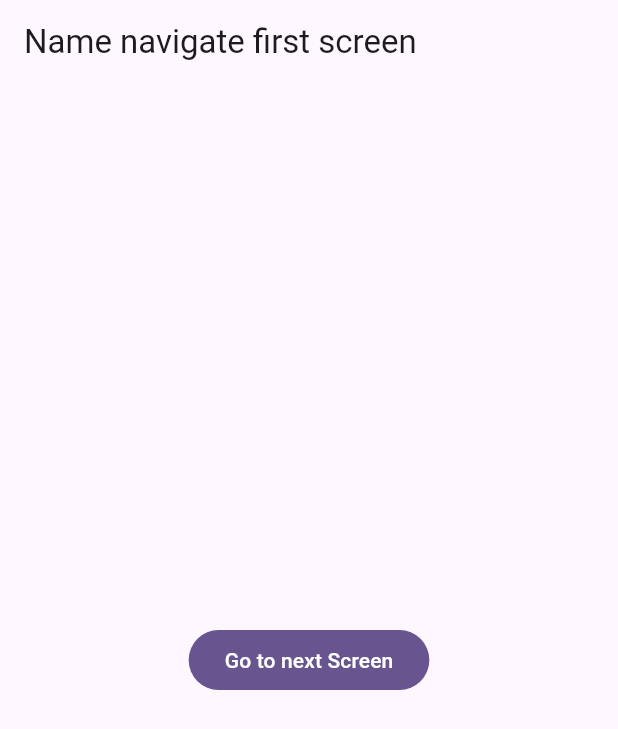
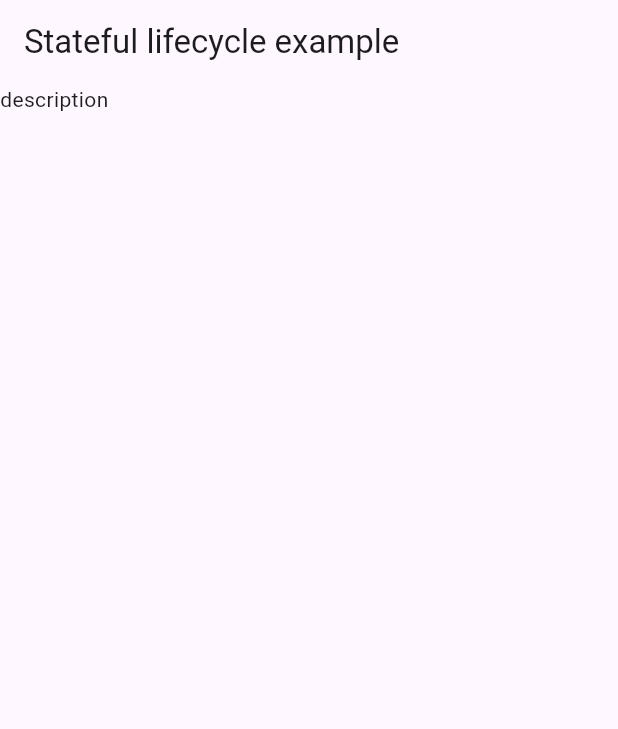
Before and after one commit to BinishaChapagain2/fluttter_home_practice, a Flutter app: the screen it shows after launch, on a phone screen of 412 x 824 dp. Shown: the top 729 px of the screen. Run offline on Flutter 3.47's test engine with Material 3 defaults, Android fonts, the phone set to English and light mode, and no system bars.

Commit message:
model created

```diff
--- a/lib/main.dart
+++ b/lib/main.dart
@@ -2,6 +2,7 @@ import 'package:flutter/material.dart';
 import 'package:flutter_practice/app_routes.dart';
 import 'package:flutter_practice/named_navigate/named_firstscreen.dart';
 import 'package:flutter_practice/named_navigate/named_secondscreen.dart';
+import 'package:flutter_practice/stateful_lifecycle_example.dart';
 
 void main() {
   runApp(const MyApp());
@@ -35,7 +36,7 @@ class MyApp extends StatelessWidget {
       ),
       debugShowCheckedModeBanner: false,
 
-      home: NamedFirstscreen(),
+      home: StatefulLifecycleExample(),
       routes: {
         AppRoutes.firstScreen: (ctx) => NamedFirstscreen(),
         AppRoutes.secondScreen: (ctx) => NamedSecondscreen(),
--- /dev/null
+++ b/lib/stateful_lifecycle_example.dart
@@ -0,0 +1,49 @@
+import 'package:flutter/material.dart';
+import 'package:flutter_practice/todo.dart';
+
+class StatefulLifecycleExample extends StatefulWidget {
+  const StatefulLifecycleExample({super.key});
+
+  @override
+  State<StatefulLifecycleExample> createState() =>
+      _StatefulLifecycleExampleState();
+}
+
+class _StatefulLifecycleExampleState extends State<StatefulLifecycleExample> {
+  @override
+  void initState() {
+    print("Init state called");
+    super.initState();
+  }
+
+  // ui ma kei changexa bney balla called hunxa
+  @override
+  void didChangeDependencies() {
+    super.didChangeDependencies();
+  }
+
+  // controller dispose grna / page sakio arko page ma jana xa bney/ (page sakeyko bela na cainey chij faldiney)
+  @override
+  void dispose() {
+    super.dispose();
+  }
+
+  // used created model
+  Todo todo = Todo(
+    title: "title",
+    description: "description",
+    isCompleted: false,
+  );
+
+  // yedi multiple todolist pathauna paryo bney  // _list(private variable(_))
+  // List<Todo> _list = [];
+
+  @override
+  Widget build(BuildContext context) {
+    return Scaffold(
+      appBar: AppBar(title: Text("Stateful lifecycle example")),
+      // method ma bhako lai kasaari call garney bneyra
+      body: Text(todo.description),
+    );
+  }
+}
--- /dev/null
+++ b/lib/todo.dart
@@ -0,0 +1,12 @@
+// model garauni
+class Todo {
+  final String title;
+  final String description;
+  final bool isCompleted;
+
+  Todo({
+    required this.title,
+    required this.description,
+    required this.isCompleted,
+  });
+}
```
